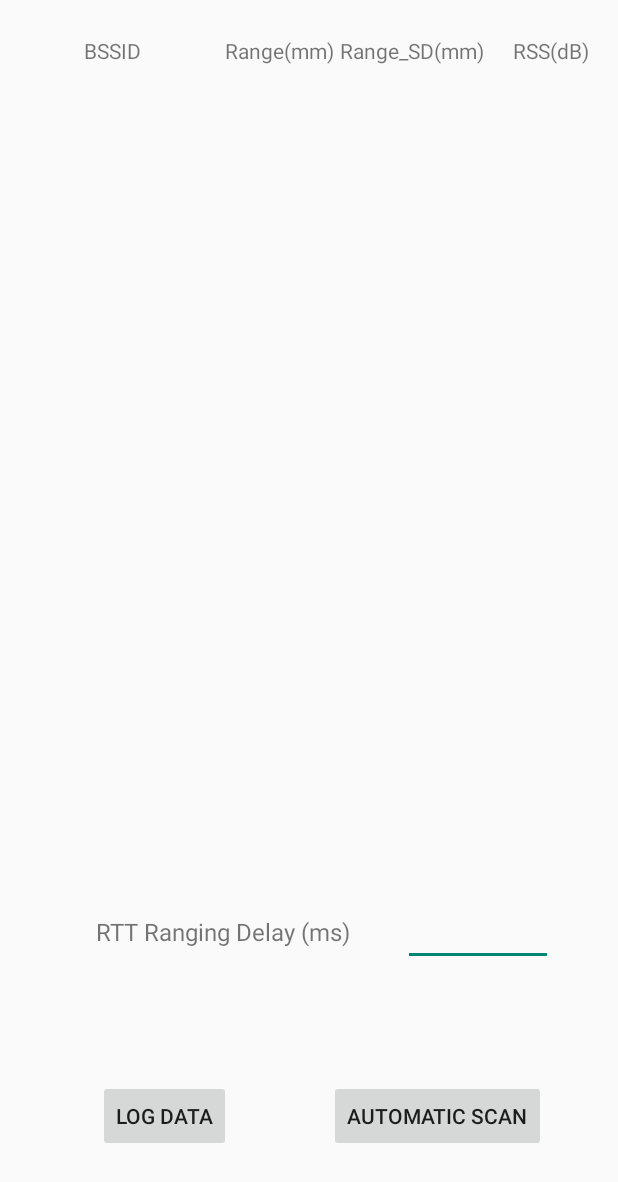
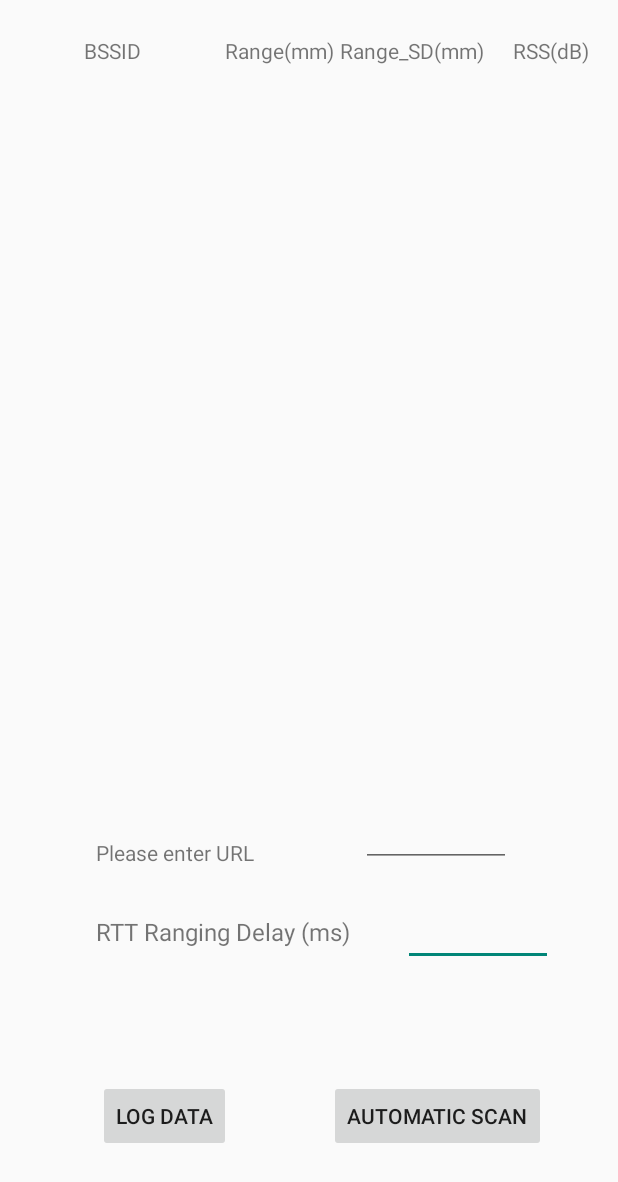
Before and after one commit to kane1997/WiFi_RTT, an Android app: the layout activity_ranging.xml on its own in the app's theme, with its tools: preview values and no code run, on a phone screen of 412 x 824 dp. Shown: the top 1182 px of the screen. Run offline under Robolectric (Android 15) with nearby library versions, the phone set to English and light mode, and no system bars.

Commit message:
fix bugs

```diff
--- a/app/src/main/java/com/example/rtttest1/LocalizationActivity.java
+++ b/app/src/main/java/com/example/rtttest1/LocalizationActivity.java
@@ -559,7 +559,7 @@ public class LocalizationActivity extends AppCompatActivity implements SensorEve
         Log.d(TAG, "onStop() LocalizationActivity");
         super.onStop();
         unregisterSensors();
-
+        unregisterReceiver(myWifiScanReceiver);
         Running = false;
     }
 
@@ -567,6 +567,8 @@ public class LocalizationActivity extends AppCompatActivity implements SensorEve
         Log.d(TAG,"onResume() LocalizationActivity");
         super.onResume();
         registerSensors();
+        registerReceiver(myWifiScanReceiver,
+                new IntentFilter(WifiManager.SCAN_RESULTS_AVAILABLE_ACTION));
         Running = true;
     }
 }
--- a/app/src/main/res/layout/activity_ranging.xml
+++ b/app/src/main/res/layout/activity_ranging.xml
@@ -193,6 +193,28 @@
         app:layout_constraintStart_toStartOf="parent"
         app:layout_constraintTop_toBottomOf="@+id/textViewDelayBeforeNextRequest" />
 
+    <EditText
+        android:id="@+id/editTextServer"
+        android:layout_width="100dp"
+        android:layout_height="wrap_content"
+        android:layout_marginBottom="32dp"
+        android:ems="10"
+        android:inputType="number"
+        android:textAlignment="center"
+        app:layout_constraintBottom_toTopOf="@+id/textViewDelayBeforeNextRequest"
+        app:layout_constraintEnd_toEndOf="parent"
+        app:layout_constraintStart_toEndOf="@+id/textViewServerURL" />
+
+    <TextView
+        android:id="@+id/textViewServerURL"
+        android:layout_width="wrap_content"
+        android:layout_height="wrap_content"
+        android:layout_marginStart="64dp"
+        android:layout_marginBottom="32dp"
+        android:text="@string/ServerURLbit"
+        app:layout_constraintBottom_toTopOf="@+id/textViewDelayBeforeNextRequest"
+        app:layout_constraintStart_toStartOf="parent" />
+
     <!--
         <EditText
             android:id="@+id/editTextURL"
--- a/app/src/main/res/values/strings.xml
+++ b/app/src/main/res/values/strings.xml
@@ -38,6 +38,7 @@
     <string name="GyroscopeX">GyroscopeX: %1$f</string>
     <string name="GyroscopeY">Y: %1$f</string>
     <string name="GyroscopeZ">Z: %1$f</string>
+    <string name="ServerURLbit">Please enter URL</string>
 
     <!-- LocalizationActivity -->
     <string name="ActivityLocalizationLabel">Localization based on floor plan</string>
```
Also changed, not shown: app/src/main/java/com/example/rtttest1/RangingActivity.java (+9 -4 lines).
